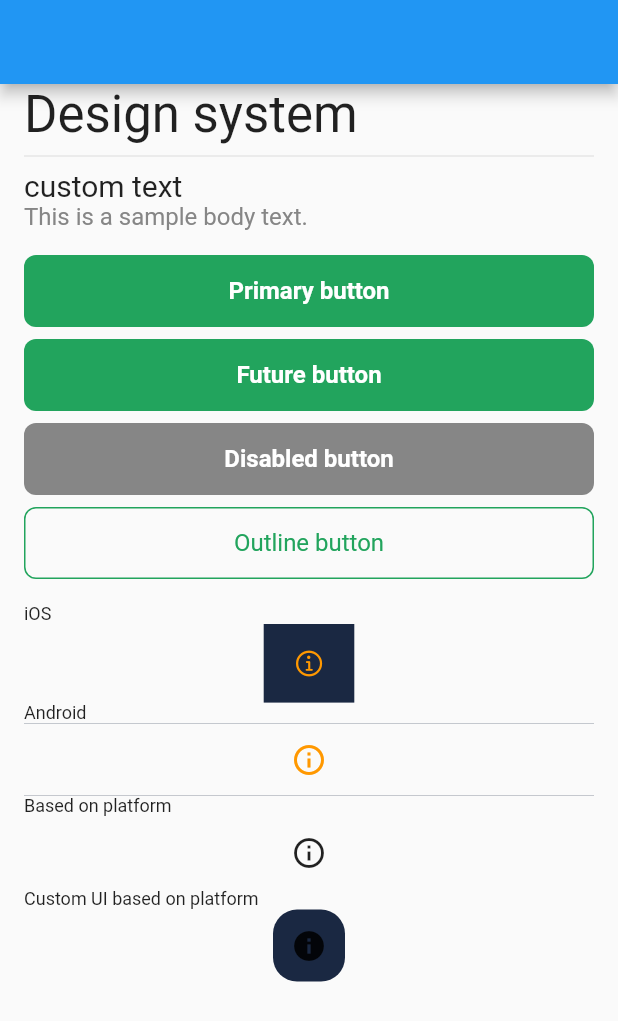
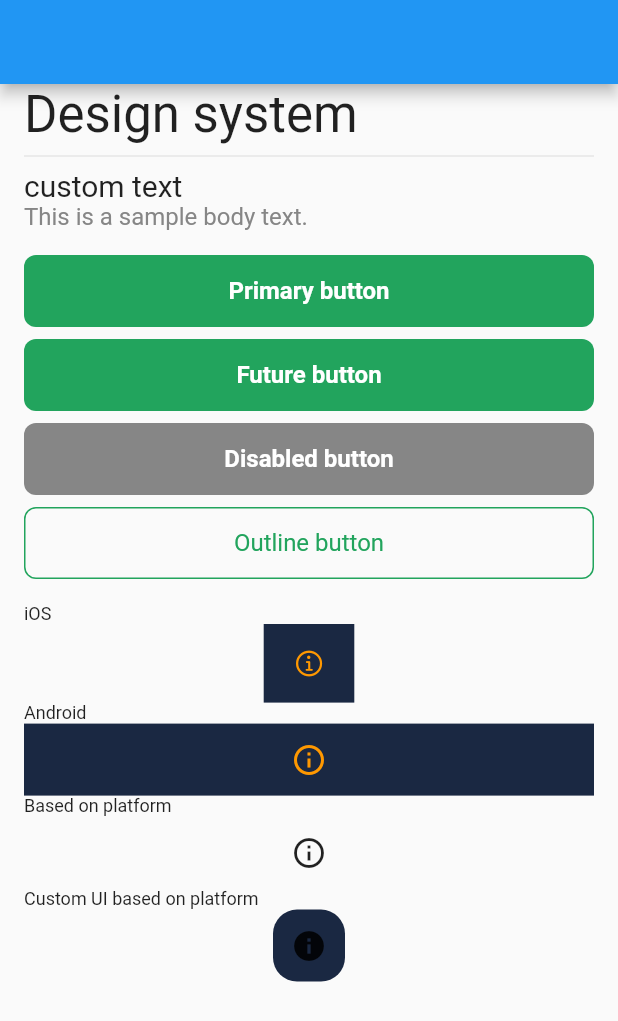
Before and after one commit to VincenziSimoneAnt/custom_ui, a Flutter app: the screen it shows after launch, on a phone screen of 412 x 824 dp. Shown: the top 1021 px of the screen. Run offline on Flutter 3.47's test engine with Material 2 defaults, Android fonts, the phone set to English and light mode, and no system bars; drawn by our look-alikes of flutter_platform_widgets; our stand-ins replace figma_squircle.

Commit message:
Fix IconButton rendering issue on Android

```diff
--- a/custom_app/lib/views/example_view.dart
+++ b/custom_app/lib/views/example_view.dart
@@ -102,9 +102,19 @@ class _ExampleViewState extends State<ExampleView> {
               ),
             ),
             CustomText.caption('Android'),
-            Container(
-              color: const Color(0xFF1A2842),
-              child: Material(
+            PlatformWidget(
+              cupertino: (_, __) => Material(
+                child: Container(
+                  color: const Color(0xFF1A2842),
+                  child: IconButton(
+                    color: Colors.orange,
+                    onPressed: () => log('info pressed'),
+                    icon: const Icon(Icons.info_outline),
+                  ),
+                ),
+              ),
+              material: (_, __) => Container(
+                color: const Color(0xFF1A2842),
                 child: IconButton(
                   color: Colors.orange,
                   onPressed: () => log('info pressed'),
```
